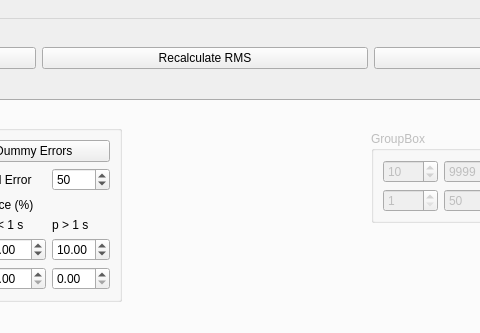
First picture: the form in pyMT/DataGUI/data_plot.ui, repository eroots/pyMT, before the edit; both pictures show x 630 to 1110 and y 0 to 333 of the 1338 by 849 pixel window.
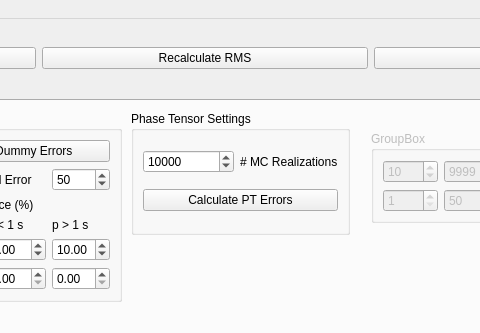
Second picture: the form after the edit. The open tabs and pages were chosen to show the change.

```diff
--- a/pyMT/DataGUI/data_plot.ui
+++ b/pyMT/DataGUI/data_plot.ui
@@ -141,7 +141,7 @@
    </property>
    <property name="minimumSize">
     <size>
-     <width>836</width>
+     <width>879</width>
      <height>419</height>
     </size>
    </property>
@@ -1120,6 +1120,51 @@
           </item>
          </layout>
         </widget>
+        <widget class="QGroupBox" name="groupBox_8">
+         <property name="geometry">
+          <rect>
+           <x>750</x>
+           <y>10</y>
+           <width>219</width>
+           <height>124</height>
+          </rect>
+         </property>
+         <property name="title">
+          <string>Phase Tensor Settings</string>
+         </property>
+         <layout class="QGridLayout" name="gridLayout_8">
+          <item row="0" column="0">
+           <widget class="QSpinBox" name="nPtRealizations">
+            <property name="minimum">
+             <number>100</number>
+            </property>
+            <property name="maximum">
+             <number>1000000</number>
+            </property>
+            <property name="singleStep">
+             <number>1000</number>
+            </property>
+            <property name="value">
+             <number>10000</number>
+            </property>
+           </widget>
+          </item>
+          <item row="0" column="1">
+           <widget class="QLabel" name="label_19">
+            <property name="text">
+             <string># MC Realizations</string>
+            </property>
+           </widget>
+          </item>
+          <item row="1" column="0" colspan="2">
+           <widget class="QPushButton" name="calculatePtErrors">
+            <property name="text">
+             <string>Calculate PT Errors</string>
+            </property>
+           </widget>
+          </item>
+         </layout>
+        </widget>
        </widget>
       </widget>
      </item>
```
Left out of the diff: 190 changed lines with no effect on the pictures.
